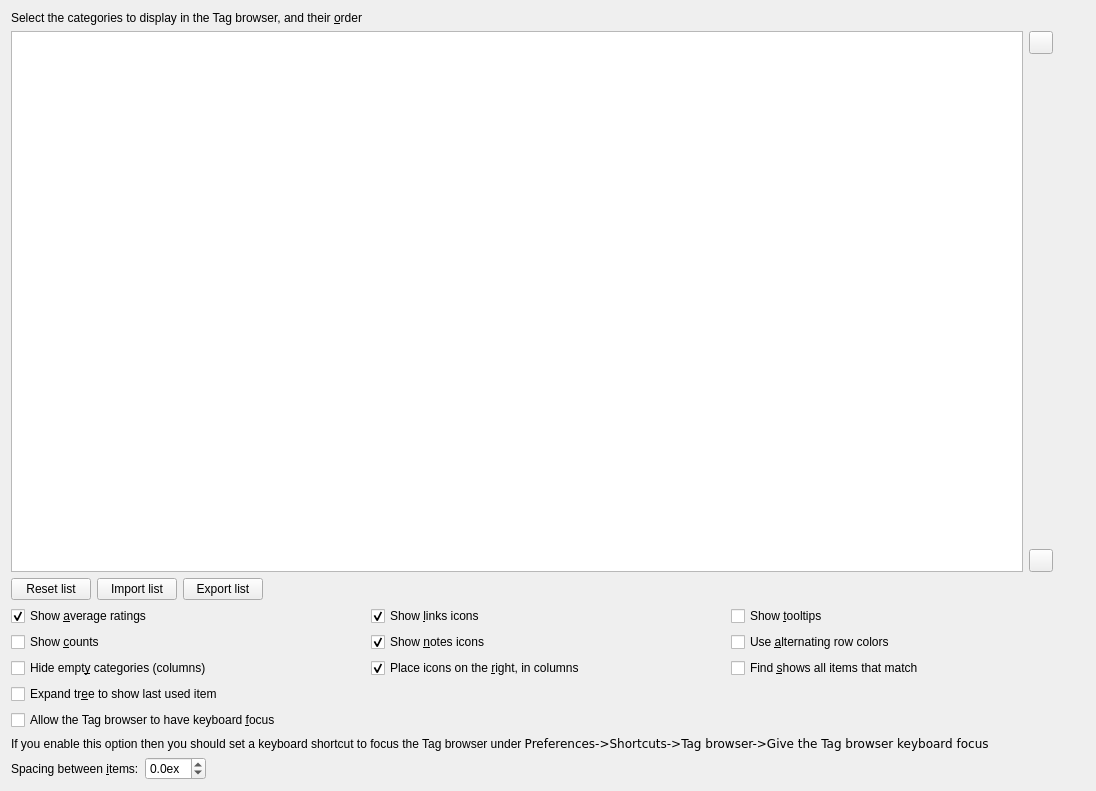
Qt form src/calibre/gui2/preferences/look_feel_tabs/tb_display.ui (kovidgoyal/calibre) before a commit.
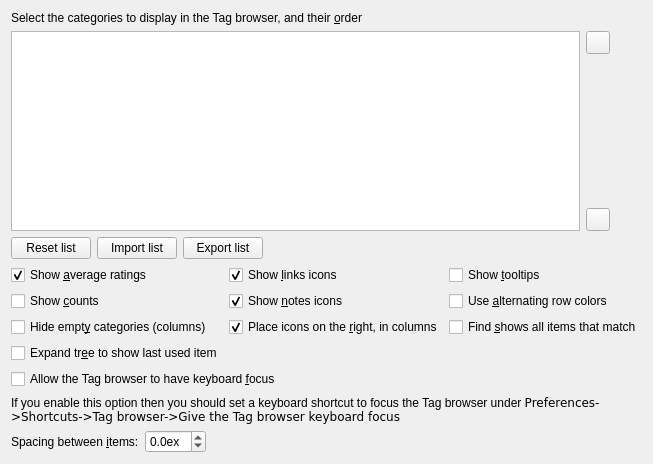
The same form after that commit. Icons and pictures are not drawn. Custom widgets are drawn as their Qt base class.

What changed in the file:
```diff
--- a/src/calibre/gui2/preferences/look_feel_tabs/tb_display.ui
+++ b/src/calibre/gui2/preferences/look_feel_tabs/tb_display.ui
@@ -2,17 +2,6 @@
 <ui version="4.0">
  <class>Form</class>
  <widget class="QWidget" name="Form">
-  <property name="geometry">
-   <rect>
-    <x>0</x>
-    <y>0</y>
-    <width>1096</width>
-    <height>791</height>
-   </rect>
-  </property>
-  <property name="windowTitle">
-   <string>Form</string>
-  </property>
   <layout class="QGridLayout" name="verticalLayout_42">
    <item row="0" column="0">
     <widget class="QLabel" name="label">
```
